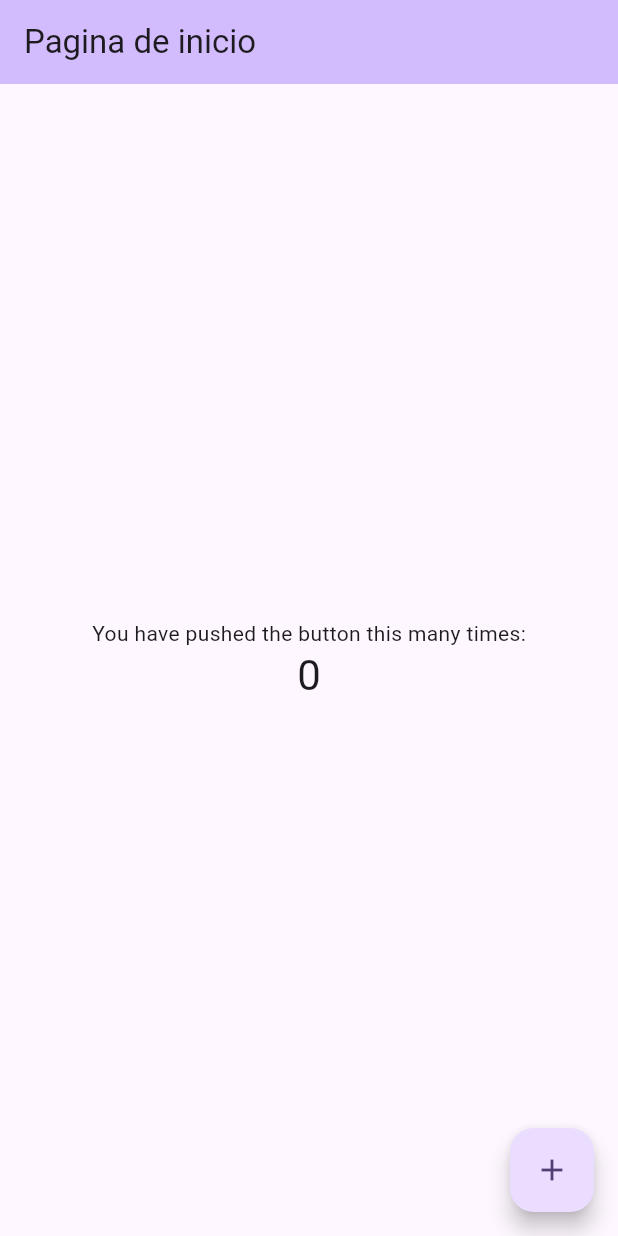
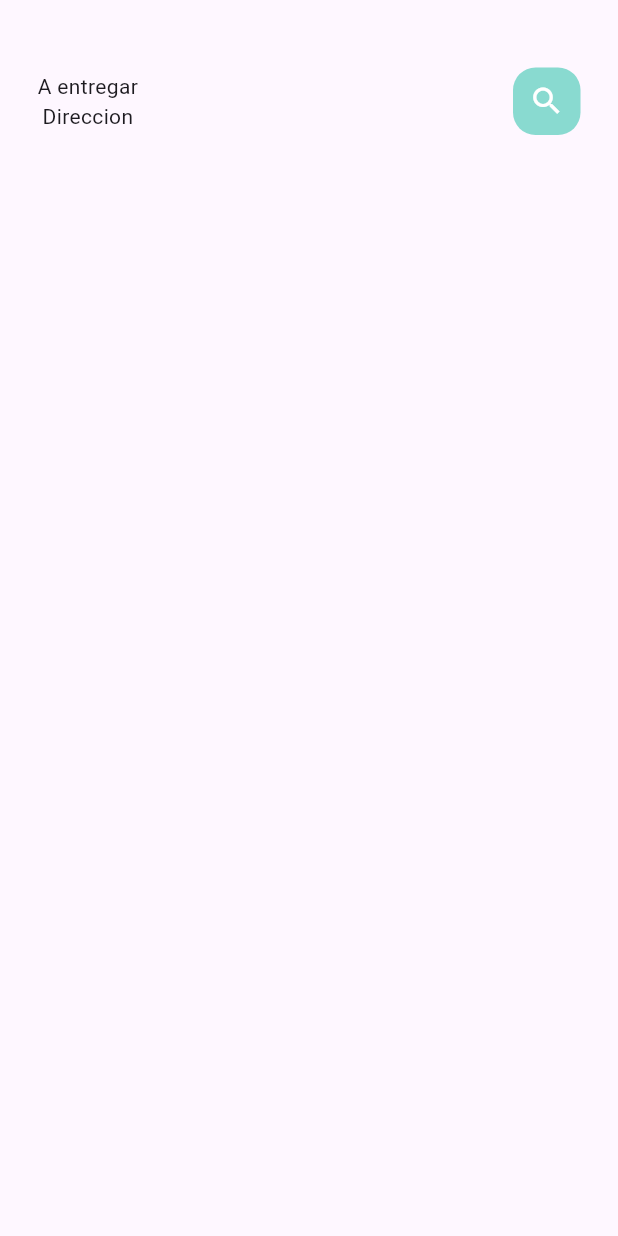
Before and after one commit to luiis03/Delivery_app, a Flutter app: the screen it shows after launch, on a phone screen of 412 x 824 dp. Run offline on Flutter 3.47's test engine with Material 2 defaults, Android fonts, the phone set to English and light mode, and no system bars.

Commit message:
Añadiendo mainPage y archivo colors

```diff
--- /dev/null
+++ b/lib/home/main_page.dart
@@ -0,0 +1,53 @@
+import 'package:delivery_app/utils/colors.dart';
+import 'package:flutter/cupertino.dart';
+import 'package:flutter/material.dart';
+
+class MainPage extends StatefulWidget {
+  const MainPage({Key? key}) : super(key: key);
+
+  @override
+  _MainPageState createState() => _MainPageState();
+
+}
+
+class _MainPageState extends State<MainPage> {
+  @override
+  Widget build(BuildContext context) {
+    return Scaffold(
+      body: Column(
+        children: [
+          Container(
+            child: Container(
+              margin: EdgeInsets.only(top: 45, bottom: 15),
+              padding: EdgeInsets.only(left: 25, right: 25),
+              child: Row(
+                mainAxisAlignment: MainAxisAlignment.spaceBetween,
+                children: [
+                  Column(
+                    children: [
+                      Text("A entregar"),
+                      Text("Direccion")
+                    ],
+                  ),
+                  Center(
+                      child: Container(
+                        width: 45,
+                        height: 45,
+                        decoration: BoxDecoration(
+                          borderRadius: BorderRadius.circular(15),
+                          color: AppColors.mainColor,
+                        ),
+                        child: const Icon(Icons.search, color: Colors.white),
+                    )
+                  )
+                ],
+              ),
+            ),
+          )
+        ],
+      )
+
+    );
+  }
+
+}
--- a/lib/main.dart
+++ b/lib/main.dart
@@ -1,3 +1,4 @@
+import 'package:delivery_app/home/main_page.dart';
 import 'package:flutter/material.dart';
 
 void main() {
@@ -7,46 +8,22 @@ void main() {
 class MyApp extends StatelessWidget {
   const MyApp({super.key});
 
-  // This widget is the root of your application.
   @override
   Widget build(BuildContext context) {
     return MaterialApp(
+      debugShowCheckedModeBanner: false,
       title: 'My delivery App',
       theme: ThemeData(
-        // This is the theme of your application.
-        //
-        // TRY THIS: Try running your application with "flutter run". You'll see
-        // the application has a blue toolbar. Then, without quitting the app,
-        // try changing the seedColor in the colorScheme below to Colors.green
-        // and then invoke "hot reload" (save your changes or press the "hot
-        // reload" button in a Flutter-supported IDE, or press "r" if you used
-        // the command line to start the app).
-        //
-        // Notice that the counter didn't reset back to zero; the application
-        // state is not lost during the reload. To reset the state, use hot
-        // restart instead.
-        //
-        // This works for code too, not just values: Most code changes can be
-        // tested with just a hot reload.
         colorScheme: ColorScheme.fromSeed(seedColor: Colors.deepPurple),
         useMaterial3: true,
       ),
-      home: const MyHomePage(title: 'Pagina de inicio'),
+      home: const MainPage(key: Key("MainPage")),
     );
   }
 }
 
 class MyHomePage extends StatefulWidget {
   const MyHomePage({super.key, required this.title});
-
-  // This widget is the home page of your application. It is stateful, meaning
-  // that it has a State object (defined below) that contains fields that affect
-  // how it looks.
-
-  // This class is the configuration for the state. It holds the values (in this
-  // case the title) provided by the parent (in this case the App widget) and
-  // used by the build method of the State. Fields in a Widget subclass are
-  // always marked "final".
 
   final String title;
 
@@ -60,53 +37,22 @@ class _MyHomePageState extends State<MyHomePage> {
   void _incrementCounter() {
     setState(() {
       bool victorEstaMamadisimo = true;
-      // This call to setState tells the Flutter framework that something has
-      // changed in this State, which causes it to rerun the build method below
-      // so that the display can reflect the updated values. If we changed
-      // _counter without calling setState(), then the build method would not be
-      // called again, and so nothing would appear to happen.
       _counter++;
       if(victorEstaMamadisimo){
         print("Esta mamadisimo");
-    }
+      }
     });
   }
 
   @override
   Widget build(BuildContext context) {
-    // This method is rerun every time setState is called, for instance as done
-    // by the _incrementCounter method above.
-    //
-    // The Flutter framework has been optimized to make rerunning build methods
-    // fast, so that you can just rebuild anything that needs updating rather
-    // than having to individually change instances of widgets.
     return Scaffold(
       appBar: AppBar(
-        // TRY THIS: Try changing the color here to a specific color (to
-        // Colors.amber, perhaps?) and trigger a hot reload to see the AppBar
-        // change color while the other colors stay the same.
         backgroundColor: Theme.of(context).colorScheme.inversePrimary,
-        // Here we take the value from the MyHomePage object that was created by
-        // the App.build method, and use it to set our appbar title.
         title: Text(widget.title),
       ),
       body: Center(
-        // Center is a layout widget. It takes a single child and positions it
-        // in the middle of the parent.
         child: Column(
-          // Column is also a layout widget. It takes a list of children and
-          // arranges them vertically. By default, it sizes itself to fit its
-          // children horizontally, and tries to be as tall as its parent.
-          //
-          // Column has various properties to control how it sizes itself and
-          // how it positions its children. Here we use mainAxisAlignment to
-          // center the children vertically; the main axis here is the vertical
-          // axis because Columns are vertical (the cross axis would be
-          // horizontal).
-          //
-          // TRY THIS: Invoke "debug painting" (choose the "Toggle Debug Paint"
-          // action in the IDE, or press "p" in the console), to see the
-          // wireframe for each widget.
           mainAxisAlignment: MainAxisAlignment.center,
           children: <Widget>[
             const Text(
--- /dev/null
+++ b/lib/utils/colors.dart
@@ -0,0 +1,13 @@
+import 'dart:ui';
+
+class AppColors {
+  static const Color textColor = Color(0xFFa9a29f);
+  static const Color mainColor = Color(0xFF89dad0);
+  static const Color iconColor1 = Color(0xFFffd28d);
+  static const Color iconColor2 = Color(0xFFfcab88);
+  static const Color buttonBackgroundColor = Color(0xFFf7f6f4);
+  static const Color signColor = Color(0xFFa9a29f);
+  static const Color titleColor = Color(0xFF5c524f);
+  static const Color mainBlackColor = Color(0xFF332d2b);
+
+}
--- /dev/null
+++ b/lib/widgets/big_text.dart
@@ -0,0 +1,23 @@
+import 'package:flutter/cupertino.dart';
+
+class BigText extends StatelessWidget {
+  final Color? color;
+  final String text;
+  double size;
+  TextOverflow overflow;
+  BigText({Key? key, this.color, required this.text, this.size = 20,this.overflow = TextOverflow.ellipsis}) : super(key: key);
+
+  @override
+  Widget build(BuildContext context) {
+    return Text(
+      text,
+      overflow: overflow,
+      style: TextStyle(
+        fontFamily: 'Roboto',
+        color: color,
+        fontSize: size,
+        fontWeight: FontWeight.w400
+      )
+    );
+  }
+}
```
